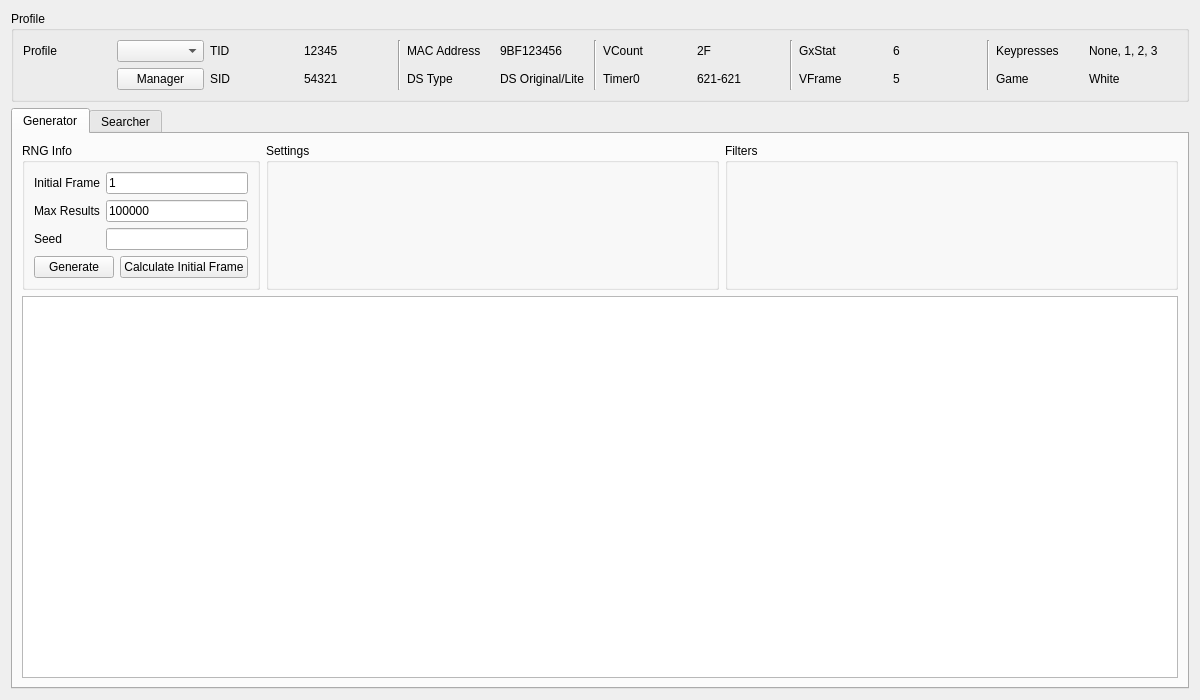
Old version of the form Forms/Gen5/Eggs5.ui in the repository Admiral-Fish/PokeFinder.
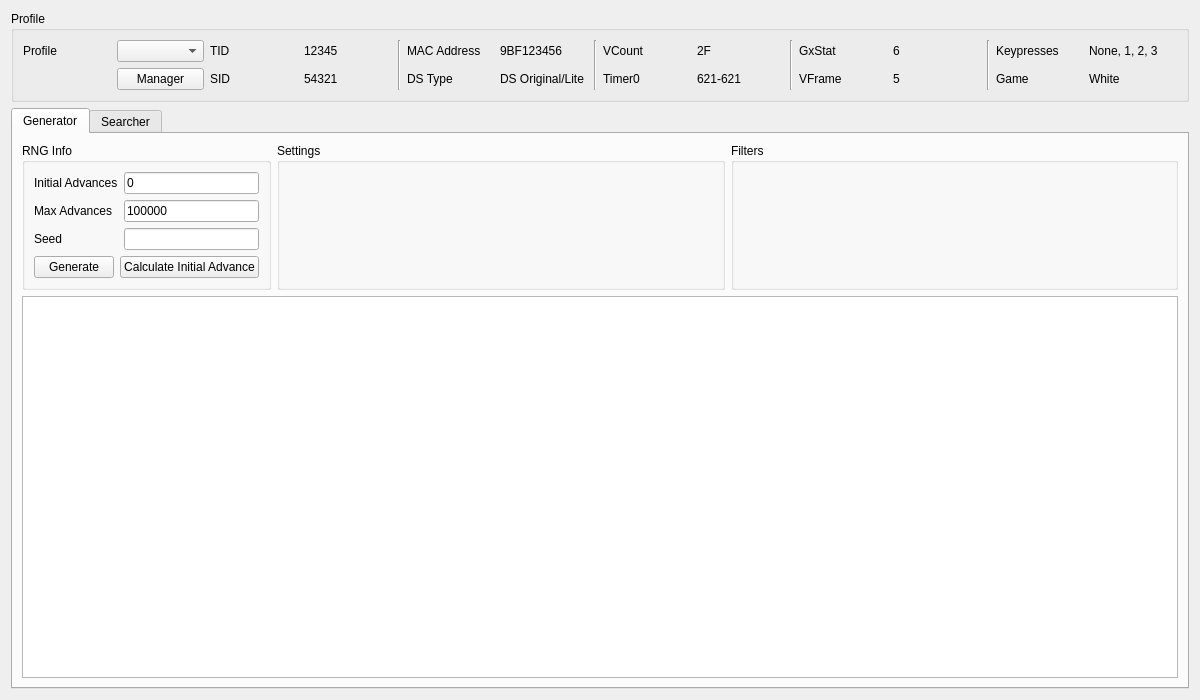
New version of the form. Custom widgets are drawn as their Qt base class.

Commit message: Rename frame to advance, and start from advance 0 (closes #108) (#113)

```diff
--- a/Forms/Gen5/Eggs5.ui
+++ b/Forms/Gen5/Eggs5.ui
@@ -248,7 +248,7 @@
           <item row="0" column="0">
            <widget class="QLabel" name="labelGeneratorInitialFrame">
             <property name="text">
-             <string>Initial Frame</string>
+             <string>Initial Advances</string>
             </property>
            </widget>
           </item>
@@ -258,14 +258,14 @@
              <string/>
             </property>
             <property name="text">
-             <string notr="true">1</string>
+             <string notr="true">0</string>
             </property>
            </widget>
           </item>
           <item row="1" column="0">
            <widget class="QLabel" name="labelGeneratorMaxResults">
             <property name="text">
-             <string>Max Results</string>
+             <string>Max Advances</string>
             </property>
            </widget>
           </item>
@@ -326,7 +326,7 @@
             <item>
              <widget class="QPushButton" name="pushButtonCalculateInitialFrame">
               <property name="text">
-               <string>Calculate Initial Frame</string>
+               <string>Calculate Initial Advance</string>
               </property>
              </widget>
             </item>
```
Left out of the diff: 10 changed lines with no effect on the pictures. The commit also changes 271 other files.
